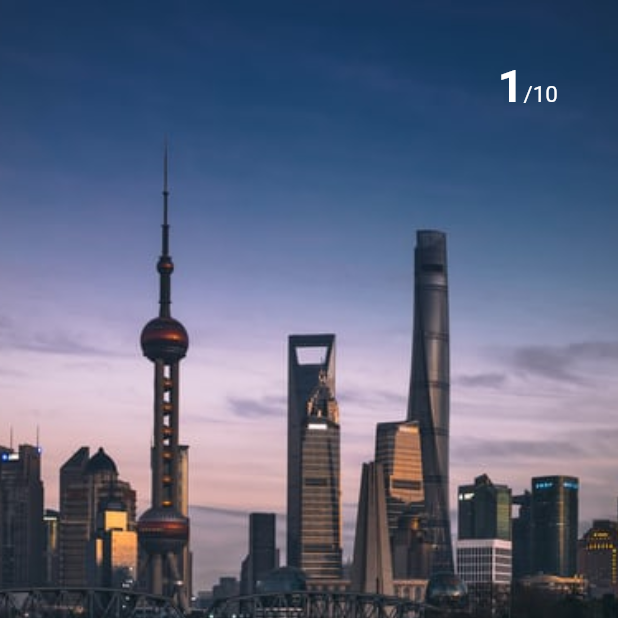
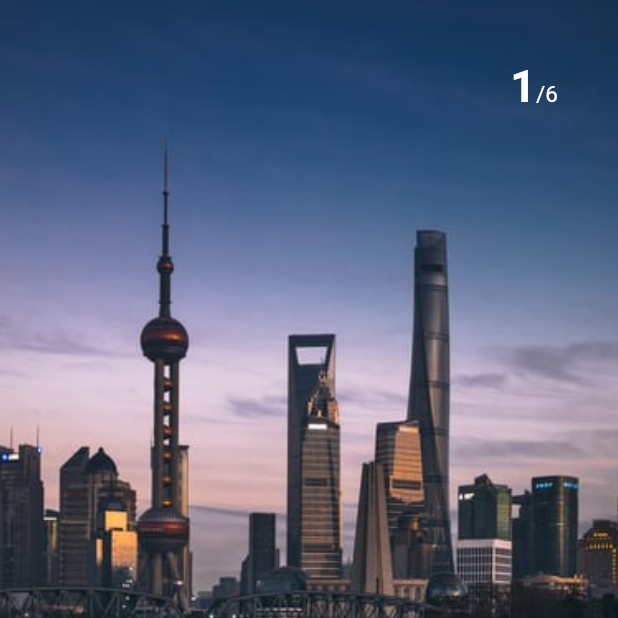
Before and after one commit to stephanxiayu/Entdecke-China, a Flutter app: the screen it shows after launch, on a phone screen of 412 x 824 dp, the top half of it. Run offline on Flutter 3.47's test engine with Material 2 defaults, Android fonts, the phone set to English and light mode, and no system bars; our stand-ins replace simple_animations, youtube_player_flutter.

Commit message:
Changes to be committed: 	modified:   lib/main.dart 	modified:   lib/xinli.dart 	new file:   lib/xinli_video.dart

```diff
--- a/lib/main.dart
+++ b/lib/main.dart
@@ -23,7 +23,7 @@ class HomePage extends StatefulWidget {
 
 class _HomePageState extends State<HomePage> with TickerProviderStateMixin {
   PageController _pageController;
-  int totalPage = 10;
+  int totalPage = 6;
 
   void _onScroll() {}
   @override
@@ -75,22 +75,7 @@ class _HomePageState extends State<HomePage> with TickerProviderStateMixin {
               page: 6,
               image: 'lib/assets/cn10.png',
               title: '  Create \nBeautiful \nMoments'),
-                makePage(
-              page: 7,
-              image: 'lib/assets/cn16.png',
-              title: '  Create \nBeautiful \nMoments'),
-                makePage(
-              page: 8,
-              image: 'lib/assets/xinli7.jpg',
-              title: '  Create \nBeautiful \nMoments'),
-               makePage(
-              page: 9,
-              image: 'lib/assets/cn9.png',
-              title: '  Create \nBeautiful \nMoments'),
-                makePage(
-              page: 10,
-              image: 'lib/assets/cn9.png',
-              title: '  Create \nBeautiful \nMoments'),
+
 
         ],
       ),
```
Also changed, not shown: lib/xinli.dart (+10 -11 lines), lib/xinli_video.dart (added, +45 -0 lines).
